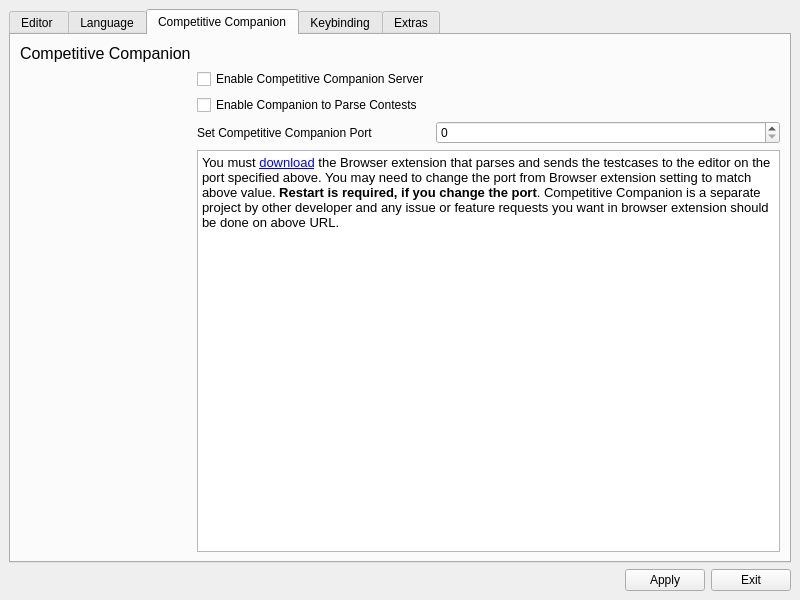
cpeditor/cpeditor, file ui/preferencewindow.ui: the form before one commit.
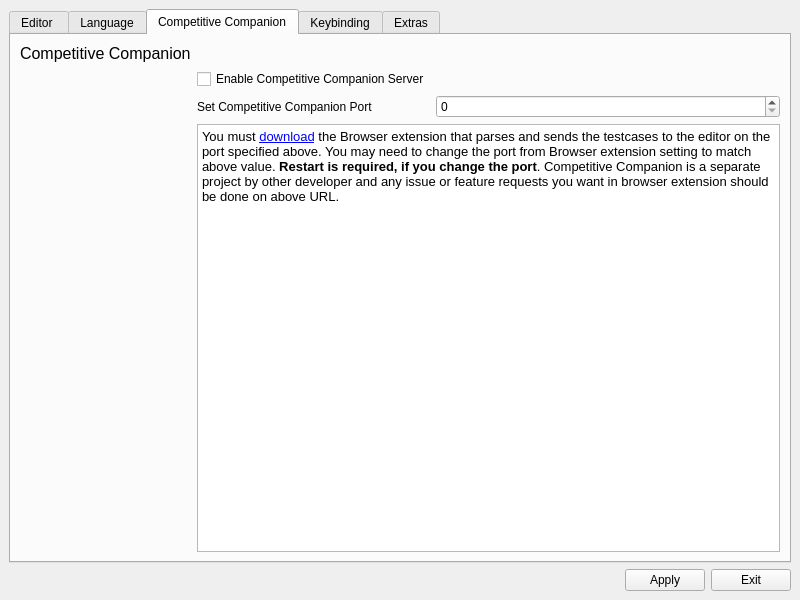
The form after the commit. The open tabs and pages were chosen to show the change.

```diff
--- a/ui/preferencewindow.ui
+++ b/ui/preferencewindow.ui
@@ -513,20 +513,13 @@
                </widget>
               </item>
               <item row="1" column="0">
-               <widget class="QCheckBox" name="companion_contests">
-                <property name="text">
-                 <string>Enable Companion to Parse Contests</string>
-                </property>
-               </widget>
-              </item>
-              <item row="2" column="0">
                <widget class="QLabel" name="label_21">
                 <property name="text">
                  <string>Set Competitive Companion Port</string>
                 </property>
                </widget>
               </item>
-              <item row="2" column="1">
+              <item row="1" column="1">
                <widget class="QSpinBox" name="companion_port"/>
               </item>
              </layout>
```
Left out of the diff: 2 changed lines with no effect on the pictures.
